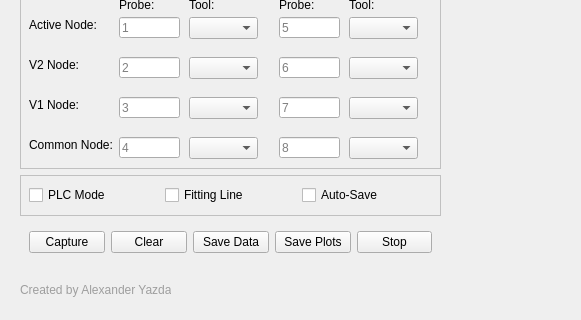
Above: DC_Sampling_GUI_8Probe_backend.ui from Alexyazdani/GUI_Testing before the change; both pictures show x 0 to 581 and y 261 to 581 of the 1104 by 581 pixel window. Below: the same form after it.
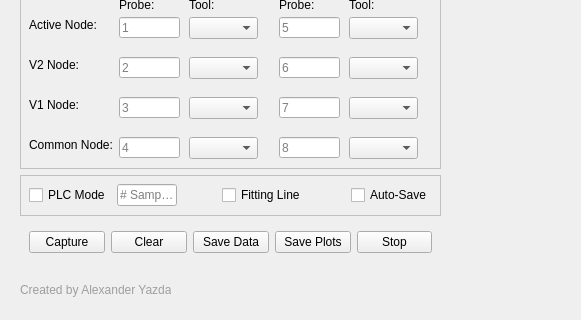
That is the form after the change.

The edit to the form file:
```diff
--- a/DC_Sampling_GUI_8Probe_backend.ui
+++ b/DC_Sampling_GUI_8Probe_backend.ui
@@ -731,6 +731,38 @@
            </property>
           </widget>
          </item>
+         <item>
+          <widget class="QLineEdit" name="plc_samples_entry">
+           <property name="minimumSize">
+            <size>
+             <width>60</width>
+             <height>0</height>
+            </size>
+           </property>
+           <property name="maximumSize">
+            <size>
+             <width>60</width>
+             <height>16777215</height>
+            </size>
+           </property>
+           <property name="placeholderText">
+            <string># Samples</string>
+           </property>
+          </widget>
+         </item>
+         <item>
+          <spacer name="horizontalSpacer">
+           <property name="orientation">
+            <enum>Qt::Horizontal</enum>
+           </property>
+           <property name="sizeHint" stdset="0">
+            <size>
+             <width>44</width>
+             <height>20</height>
+            </size>
+           </property>
+          </spacer>
+         </item>
          <item>
           <widget class="QCheckBox" name="fit_line_checkBox">
            <property name="text">
@@ -738,6 +770,19 @@
            </property>
           </widget>
          </item>
+         <item>
+          <spacer name="horizontalSpacer_2">
+           <property name="orientation">
+            <enum>Qt::Horizontal</enum>
+           </property>
+           <property name="sizeHint" stdset="0">
+            <size>
+             <width>44</width>
+             <height>20</height>
+            </size>
+           </property>
+          </spacer>
+         </item>
          <item>
           <widget class="QCheckBox" name="save_checkBox">
            <property name="text">
```
Left out of the diff: 3 changed lines with no effect on the pictures.
